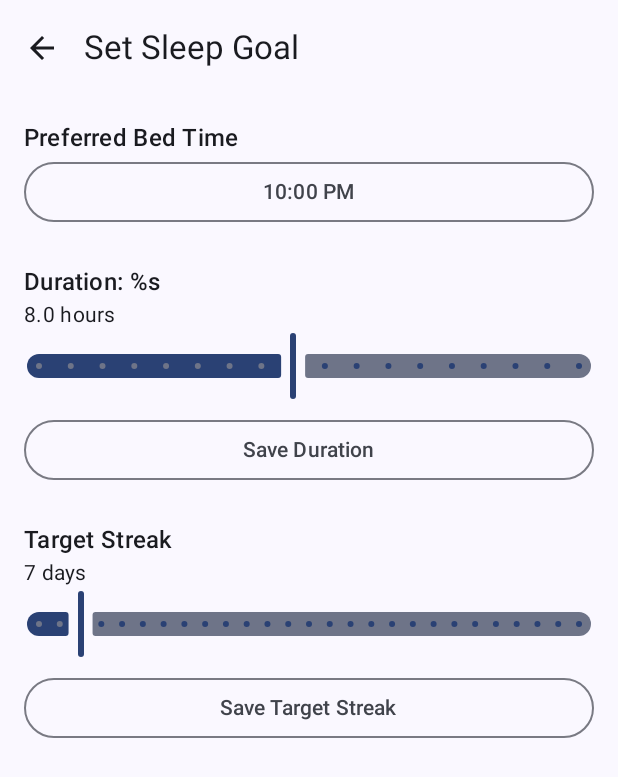
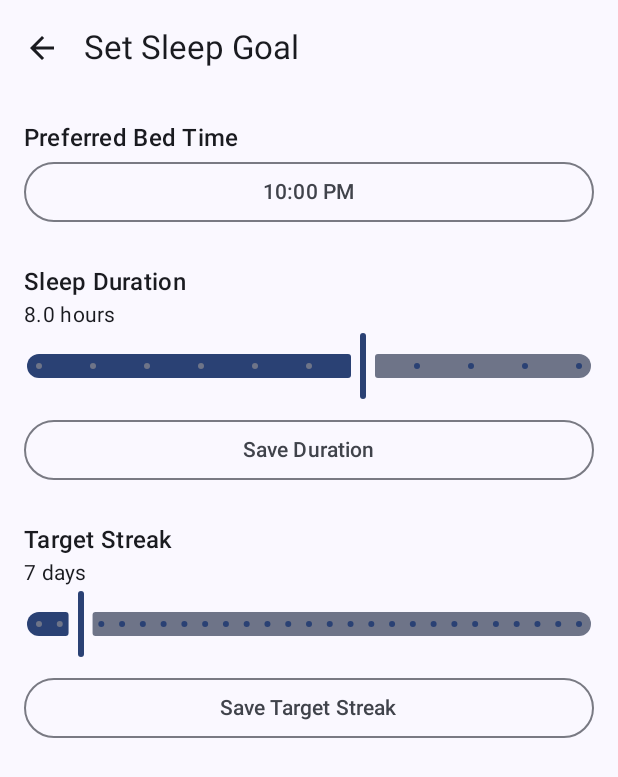
Before and after one commit to LyapunKate/SleepBuddy, an Android app built with Jetpack Compose: the SetGoalScreen screen opened through its navigation route, on a phone screen of 412 x 824 dp. Shown: the top 777 px of the screen. Run offline under Robolectric (Android 15) with nearby library versions, the phone set to English and light mode, and no system bars; our stand-ins replace Room's generated code.

Commit message:
Updated sleep duration steps

```diff
--- a/app/src/main/java/com/sleepbuddy/sleeptracker/ui/screens/SetGoalScreen.kt
+++ b/app/src/main/java/com/sleepbuddy/sleeptracker/ui/screens/SetGoalScreen.kt
@@ -86,8 +86,8 @@ fun SetGoalScreen(
                 Slider(
                     value = durationSliderValue,
                     onValueChange = { durationSliderValue = it },
-                    valueRange = 4f..12f,
-                    steps = 16,
+                    valueRange = 5f..10f,
+                    steps = 9,
                     modifier = Modifier.fillMaxWidth()
                 )
 
--- a/app/src/main/res/values/strings.xml
+++ b/app/src/main/res/values/strings.xml
@@ -15,7 +15,7 @@
     <string name="cancel">Cancel</string>
     <string name="navigate_back">Navigate Back</string>
     <string name="sleep_start_time">Sleep Start: %s</string>
-    <string name="sleep_duration">Duration: %s</string>
+    <string name="sleep_duration">Sleep Duration</string>
     <string name="reset_progress_title">Reset Progress</string>
     <string name="reset_progress_message">Are you sure? This will reset your progress.</string>
     <string name="save_duration">Save Duration</string>
```
